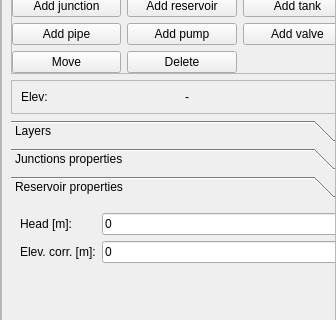
Before: the Qt Designer form ui/qepanet_dockwidget.ui in aecforge/QEPANET, drawn with Qt 5; both pictures show x 0 to 336 and y 88 to 408 of the 336 by 684 pixel window.
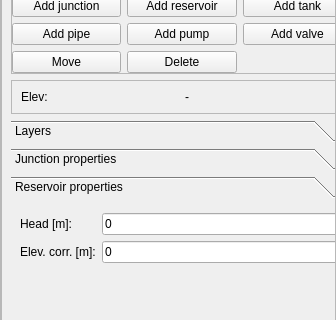
After: the same form once the commit is applied. The open tabs and pages were chosen to show the change.

Commit message: - Fixed bug on GPV curve selection combobox

Diff of the .ui file:
```diff
--- a/ui/qepanet_dockwidget.ui
+++ b/ui/qepanet_dockwidget.ui
@@ -410,7 +410,7 @@
                </rect>
               </property>
               <attribute name="label">
-               <string>Junctions properties</string>
+               <string>Junction properties</string>
               </attribute>
               <layout class="QGridLayout" name="gridLayout_4">
                <item row="2" column="2">
```
Left out of the diff: 28 changed lines with no effect on the pictures. The commit also changes 2 other files.
